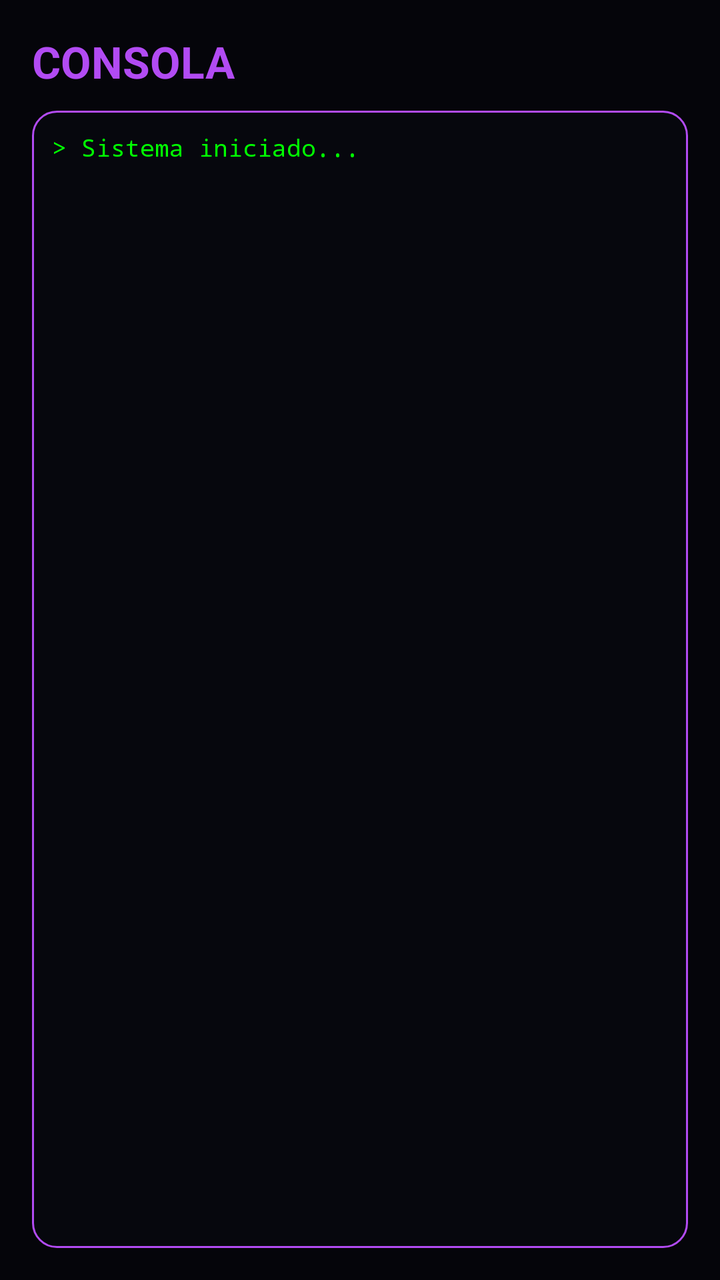
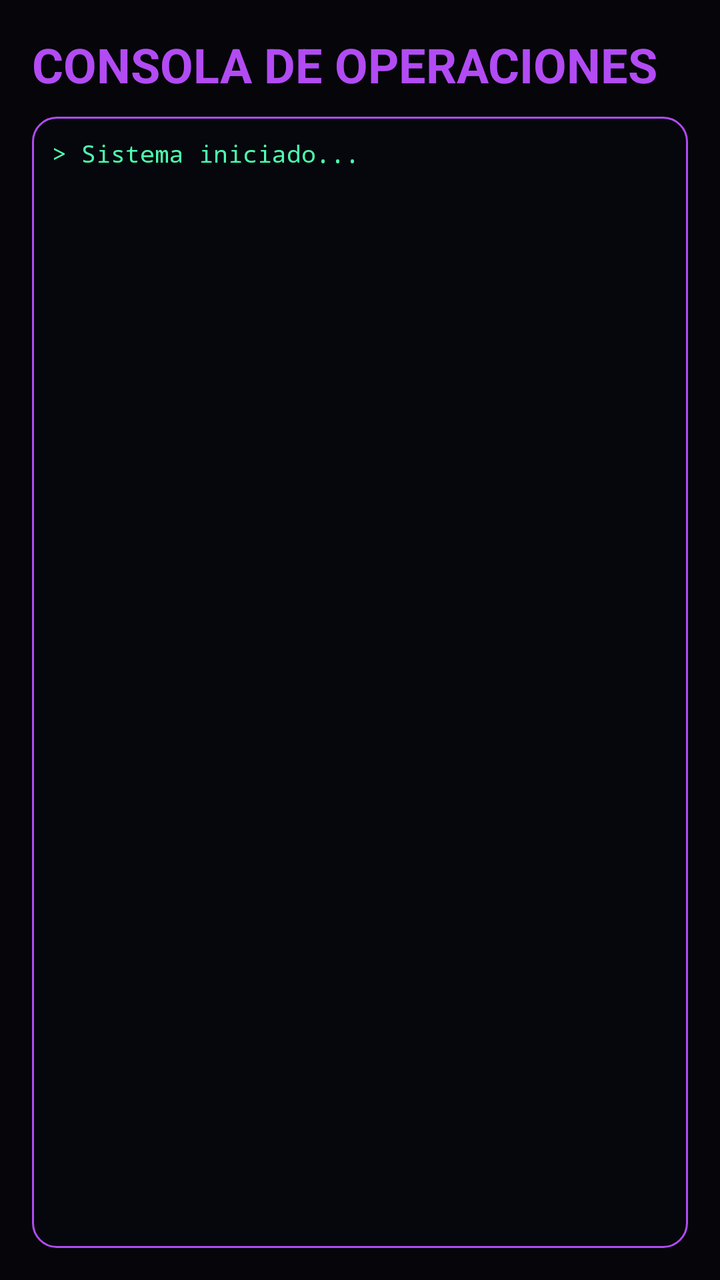

Compare the two renders of this Android layout. The source of the first and the diff that turns it into the second are given below.
<!-- AndroidManifest.xml: application theme Theme.PHX -->
<!-- res/layout/fragment_console.xml -->
<?xml version="1.0" encoding="utf-8"?>
<LinearLayout xmlns:android="http://schemas.android.com/apk/res/android"
    android:layout_width="match_parent" android:layout_height="match_parent" android:orientation="vertical" android:padding="16dp">
    <TextView android:layout_width="wrap_content" android:layout_height="wrap_content" android:text="CONSOLA"
        android:textColor="@color/phx_purple" android:textSize="22sp" android:textStyle="bold" android:layout_marginBottom="10dp"/>
    <ScrollView android:layout_width="match_parent" android:layout_height="0dp" android:layout_weight="1"
        android:background="@drawable/bg_card" android:padding="10dp">
        <TextView android:id="@+id/tv_log" android:layout_width="match_parent" android:layout_height="wrap_content"
            android:text="> Sistema iniciado...\n" android:textColor="#00FF00" android:fontFamily="monospace" android:textSize="12sp"/>
    </ScrollView>
</LinearLayout>
<!-- resources referenced by this layout -->
<resources>
  <color name="phx_purple">#B24BF3</color>
  <!-- drawable bg_card (drawable) -->
  <?xml version="1.0" encoding="utf-8"?>
  <shape xmlns:android="http://schemas.android.com/apk/res/android">
      <solid android:color="@color/phx_glass" />
      <stroke android:width="1dp" android:color="@color/phx_purple" />
      <corners android:radius="12dp" />
  </shape>
  <style name="Theme.PHX" parent="Theme.MaterialComponents.DayNight.NoActionBar">
          <item name="colorPrimary">@color/phx_purple</item>
          <item name="android:colorBackground">@color/phx_bg</item>
          <item name="colorSurface">@color/phx_glass</item>
          <item name="colorOnSurface">@color/phx_white</item>
      </style>
  <color name="phx_glass">#1A1A1F2E</color>
  <color name="phx_bg">#05050A</color>
  <color name="phx_white">#FFFFFF</color>
</resources>

<!-- the commit's change to res/layout/fragment_console.xml (unified diff, before → after) -->
@@ -1,11 +1,11 @@
 <?xml version="1.0" encoding="utf-8"?>
 <LinearLayout xmlns:android="http://schemas.android.com/apk/res/android"
     android:layout_width="match_parent" android:layout_height="match_parent" android:orientation="vertical" android:padding="16dp">
-    <TextView android:layout_width="wrap_content" android:layout_height="wrap_content" android:text="CONSOLA"
-        android:textColor="@color/phx_purple" android:textSize="22sp" android:textStyle="bold" android:layout_marginBottom="10dp"/>
+    <TextView android:layout_width="wrap_content" android:layout_height="wrap_content" android:text="CONSOLA DE OPERACIONES"
+        android:textColor="@color/phx_purple" android:textSize="24sp" android:textStyle="bold" android:layout_marginBottom="10dp"/>
     <ScrollView android:layout_width="match_parent" android:layout_height="0dp" android:layout_weight="1"
         android:background="@drawable/bg_card" android:padding="10dp">
         <TextView android:id="@+id/tv_log" android:layout_width="match_parent" android:layout_height="wrap_content"
-            android:text="> Sistema iniciado...\n" android:textColor="#00FF00" android:fontFamily="monospace" android:textSize="12sp"/>
+            android:text="> Sistema iniciado...\n" android:textColor="@color/phx_success" android:fontFamily="monospace" android:textSize="12sp"/>
     </ScrollView>
 </LinearLayout>
<!-- resource entries referenced after the edit -->
@@ -1,6 +1,7 @@
 <!-- resources referenced by this layout -->
 <resources>
   <color name="phx_purple">#B24BF3</color>
+  <color name="phx_success">#4DFFB0</color>
   <!-- drawable bg_card (drawable) -->
   <?xml version="1.0" encoding="utf-8"?>
   <shape xmlns:android="http://schemas.android.com/apk/res/android">
